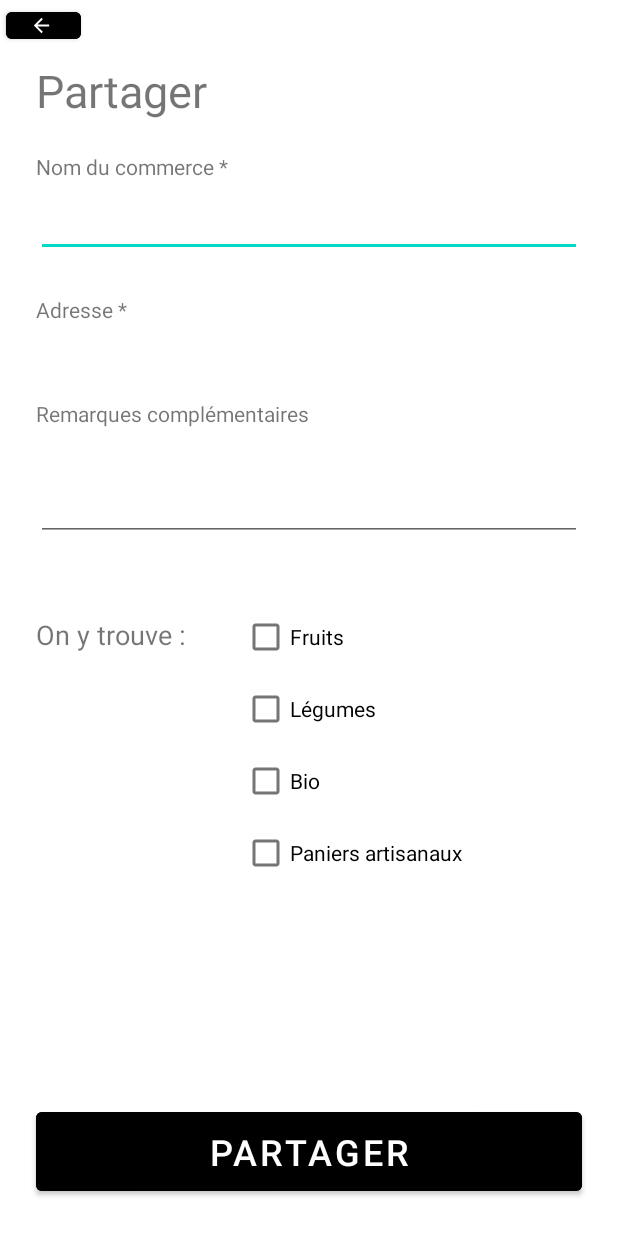
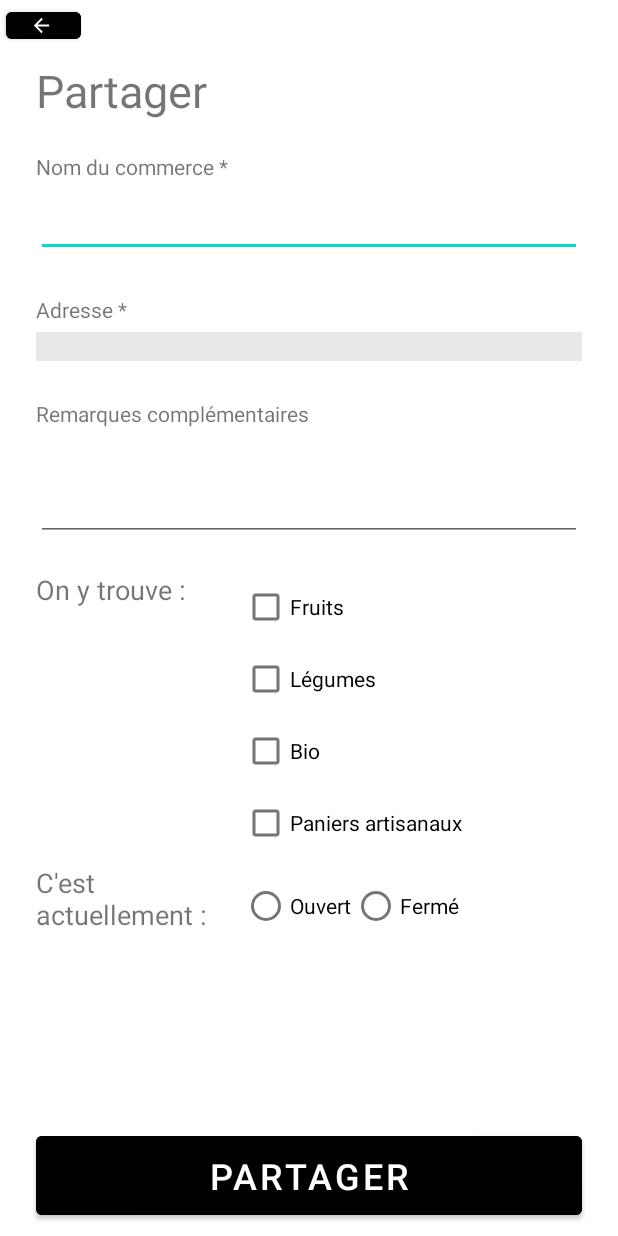
Before and after one commit to AntoineDesanti/graill-sain, an Android app: the layout share_producer.xml on its own in the app's theme, with its tools: preview values and no code run, on a phone screen of 412 x 824 dp. Run offline under Robolectric (Android 15) with nearby library versions, the phone set to English and light mode, and no system bars.

Commit message:
add a producer on the map

```diff
--- a/appli/app/src/main/java/com/graillsain/graillsain/Models/Producer.java
+++ b/appli/app/src/main/java/com/graillsain/graillsain/Models/Producer.java
@@ -30,7 +30,7 @@ public class Producer {
     }
 
     //dummy data
-    public static List<Producer> producers = Arrays.asList(
+    public static List<Producer> producers = new ArrayList(Arrays.asList(
             new Producer("Chez Michèle", "81294 Callie Manors Suite 223 - Hilton Head Island, MT / 82898",43.57195, 7.11661, true),
             new Producer("La Ferme de Jean", "9178 Loy Parkway Apt. 240 - Idaho Falls, MD / 86468",43.57479, 7.11970, false),
             new Producer("Brasseur de bières Mathias", "670 Kovacek Island Apt. 548 - Hammond, AL / 27220", 43.73972040324239, 7.289801144604989, true),
@@ -39,7 +39,7 @@ public class Producer {
             new Producer("Aux Bonnes herbes","657 Kling Junctions Suite 239 - Durham, MD / 14247", 43.1374607, 5.79990197, false),
             new Producer("La Fraiserie de Marco","21516 Shania Underpass Apt. 049 - Barnstable Town, SD / 44467", 43.620800516589914, 7.092233040502278, true),
             new Producer("Fruits & Légumes", "04544 Cummerata Parkways Apt. 728 - Sammamish, AL / 50243", 43.62170516589914, 7.093133040502278, true)
-            );
+            ));
 
 
 
--- a/appli/app/src/main/res/layout/share_producer.xml
+++ b/appli/app/src/main/res/layout/share_producer.xml
@@ -38,9 +38,6 @@
         android:layout_marginEnd="24dp"
         android:ems="10"
         android:inputType="textPersonName"
-        android:textColor="#FFFFFF"
-        android:textColorHint="#FFFFFF"
-        android:textColorLink="#FFFFFF"
         app:layout_constraintEnd_toEndOf="parent"
         app:layout_constraintStart_toStartOf="parent"
         app:layout_constraintTop_toBottomOf="@+id/textView" />
@@ -62,6 +59,8 @@
         android:layout_marginStart="24dp"
         android:layout_marginTop="50dp"
         android:layout_marginEnd="24dp"
+        android:backgroundTint="#E8E8E8"
+        android:background="#EFEFEF"
         android:clickable="false"
         android:ems="10"
         android:inputType="none"
@@ -110,19 +109,30 @@
         android:layout_width="117dp"
         android:layout_height="185dp"
         android:layout_marginStart="24dp"
-        android:layout_marginTop="50dp"
+        android:layout_marginTop="20dp"
         android:text="On y trouve :"
         android:textSize="18sp"
         app:layout_constraintStart_toStartOf="parent"
         app:layout_constraintTop_toBottomOf="@+id/editTextTextPersonName3" />
 
+    <TextView
+        android:id="@+id/textView2"
+        android:layout_width="117dp"
+        android:layout_height="185dp"
+        android:layout_marginStart="24dp"
+        android:layout_marginTop="10dp"
+        android:text="C'est actuellement :"
+        android:textSize="18sp"
+        app:layout_constraintStart_toStartOf="parent"
+        app:layout_constraintTop_toBottomOf="@+id/textView6" />
+
     <Button
-        android:id="@+id/button"
+        android:id="@+id/submit_button"
         android:layout_width="0dp"
         android:layout_height="wrap_content"
         android:layout_marginStart="24dp"
         android:layout_marginEnd="24dp"
-        android:layout_marginBottom="24dp"
+        android:layout_marginBottom="8dp"
         android:backgroundTint="@android:color/black"
         android:paddingTop="10dp"
         android:paddingBottom="10dp"
@@ -131,14 +141,15 @@
         android:textSize="24sp"
         app:layout_constraintBottom_toBottomOf="parent"
         app:layout_constraintEnd_toEndOf="parent"
-        app:layout_constraintStart_toStartOf="parent" />
+        app:layout_constraintStart_toStartOf="parent"
+        />
 
     <CheckBox
         android:id="@+id/checkBox"
         android:layout_width="wrap_content"
         android:layout_height="wrap_content"
         android:layout_marginStart="20dp"
-        android:layout_marginTop="40dp"
+        android:layout_marginTop="20dp"
         android:text="Fruits"
         app:layout_constraintStart_toEndOf="@+id/textView6"
         app:layout_constraintTop_toBottomOf="@+id/editTextTextPersonName3" />
@@ -187,4 +198,29 @@
         app:layout_constraintTop_toTopOf="parent"
         app:rippleColor="#000000" />
 
+    <RadioGroup
+        android:id="@+id/radio_group"
+        android:layout_width="wrap_content"
+        android:layout_height="32dp"
+        android:layout_marginStart="20dp"
+        android:layout_marginTop="15dp"
+        android:gravity="clip_vertical"
+        android:orientation="horizontal"
+        app:layout_constraintStart_toEndOf="@+id/textView2"
+        app:layout_constraintTop_toBottomOf="@+id/checkBox4">
+
+        <RadioButton
+            android:id="@+id/radioButton"
+            android:layout_width="match_parent"
+            android:layout_height="match_parent"
+            android:text="Ouvert" />
+
+        <RadioButton
+            android:id="@+id/radioButton3"
+            android:layout_width="114dp"
+            android:layout_height="wrap_content"
+            android:text="Fermé" />
+
+    </RadioGroup>
+
 </androidx.constraintlayout.widget.ConstraintLayout>
```
Also changed, not shown: appli/app/src/main/java/com/graillsain/graillsain/MapPage/MapFragment.java (+41 -2 lines), appli/app/src/main/java/com/graillsain/graillsain/MapPage/ShareProducerFragment.java (+20 -2 lines).
